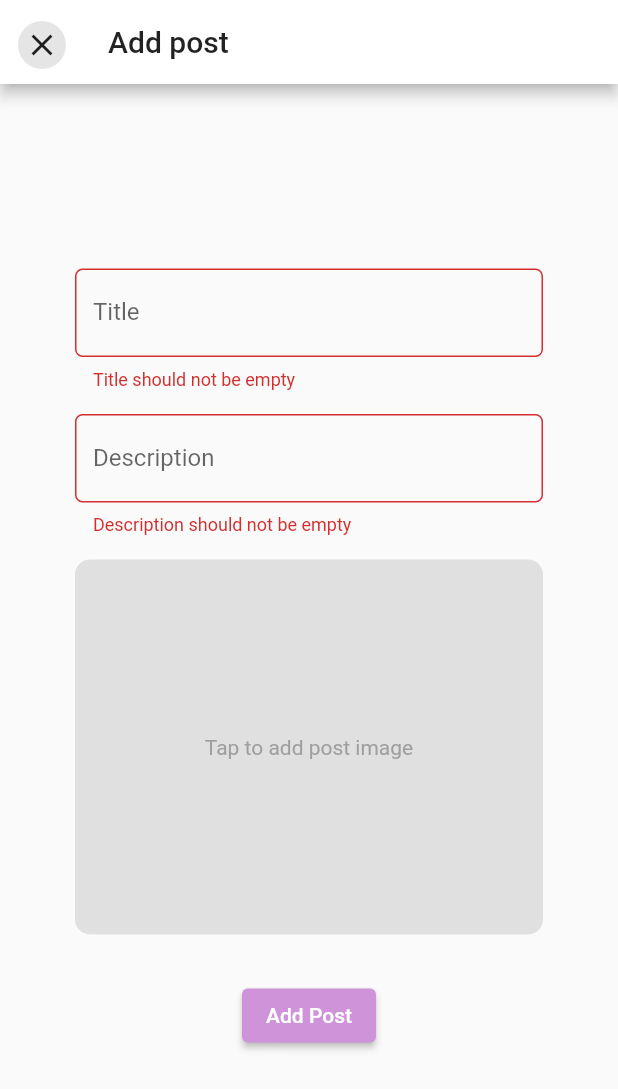
After one commit to MummenRider/home-workouts, a Flutter app: the HomeView screen opened by its route, after a tap on the "add" icon, on a phone screen of 412 x 824 dp. The commit adds this screen. Shown: the top 1089 px of the screen. Run offline on Flutter 3.47's test engine with Material 2 defaults, Android fonts, the phone set to English and light mode, and no system bars; our stand-ins replace bubble_bottom_bar, cloud_firestore, firebase_auth, firebase_core, flutter_multi_formatter, get_it and 3 more; accounts and stored records are empty.

Commit message:
Finished setting up bottom nav (#24)

```diff
--- a/app/lib/app/app.dart
+++ b/app/lib/app/app.dart
@@ -1,4 +1,6 @@
+import 'package:app/screens/add_post/add_post_view.dart';
 import 'package:app/screens/home/home_view.dart';
+import 'package:app/screens/news_feed/news_feed_view.dart';
 import 'package:app/screens/profile/user_profile_view.dart';
 import 'package:app/screens/profile_edit/user_profile_edit_view.dart';
 import 'package:app/screens/sign_in/sign_in_view.dart';
@@ -11,6 +13,8 @@ import 'package:stacked/stacked_annotations.dart';
   MaterialRoute(page: SplashView, initial: true),
   MaterialRoute(page: WelcomeView),
   MaterialRoute(page: HomeView),
+  MaterialRoute(page: NewsFeedView),
+  MaterialRoute(page: AddPostView),
   MaterialRoute(page: SignInView),
   MaterialRoute(page: SignUpView),
   MaterialRoute(page: UserProfileView),
--- a/app/lib/app/app.router.dart
+++ b/app/lib/app/app.router.dart
@@ -10,7 +10,9 @@ import 'package:flutter/material.dart';
 import 'package:stacked/stacked.dart';
 
 import '../models/user_account.dart';
+import '../screens/add_post/add_post_view.dart';
 import '../screens/home/home_view.dart';
+import '../screens/news_feed/news_feed_view.dart';
 import '../screens/profile/user_profile_view.dart';
 import '../screens/profile_edit/user_profile_edit_view.dart';
 import '../screens/sign_in/sign_in_view.dart';
@@ -22,6 +24,8 @@ class Routes {
   static const String splashView = '/';
   static const String welcomeView = '/welcome-view';
   static const String homeView = '/home-view';
+  static const String newsFeedView = '/news-feed-view';
+  static const String addPostView = '/add-post-view';
   static const String signInView = '/sign-in-view';
   static const String signUpView = '/sign-up-view';
   static const String userProfileView = '/user-profile-view';
@@ -30,6 +34,8 @@ class Routes {
     splashView,
     welcomeView,
     homeView,
+    newsFeedView,
+    addPostView,
     signInView,
     signUpView,
     userProfileView,
@@ -44,6 +50,8 @@ class StackedRouter extends RouterBase {
     RouteDef(Routes.splashView, page: SplashView),
     RouteDef(Routes.welcomeView, page: WelcomeView),
     RouteDef(Routes.homeView, page: HomeView),
+    RouteDef(Routes.newsFeedView, page: NewsFeedView),
+    RouteDef(Routes.addPostView, page: AddPostView),
     RouteDef(Routes.signInView, page: SignInView),
     RouteDef(Routes.signUpView, page: SignUpView),
     RouteDef(Routes.userProfileView, page: UserProfileView),
@@ -67,6 +75,21 @@ class StackedRouter extends RouterBase {
     HomeView: (data) {
       return MaterialPageRoute<dynamic>(
         builder: (context) => HomeView(),
+        settings: data,
+      );
+    },
+    NewsFeedView: (data) {
+      var args = data.getArgs<NewsFeedViewArguments>(
+        orElse: () => NewsFeedViewArguments(),
+      );
+      return MaterialPageRoute<dynamic>(
+        builder: (context) => NewsFeedView(key: args.key),
+        settings: data,
+      );
+    },
+    AddPostView: (data) {
+      return MaterialPageRoute<dynamic>(
+        builder: (context) => const AddPostView(),
         settings: data,
       );
     },
@@ -105,6 +128,12 @@ class StackedRouter extends RouterBase {
 /// Arguments holder classes
 /// *************************************************************************
 
+/// NewsFeedView arguments holder class
+class NewsFeedViewArguments {
+  final Key key;
+  NewsFeedViewArguments({this.key});
+}
+
 /// UserProfileView arguments holder class
 class UserProfileViewArguments {
   final Key key;
--- a/app/lib/lets_get_physical.dart
+++ b/app/lib/lets_get_physical.dart
@@ -9,6 +9,10 @@ class LetsGetPhysical extends StatelessWidget {
       debugShowCheckedModeBanner: false,
       navigatorKey: StackedService.navigatorKey,
       onGenerateRoute: StackedRouter().onGenerateRoute,
+      theme: ThemeData(
+        primaryColor: Colors.purple[300],
+        accentColor: Colors.cyan[600],
+      ),
     );
   }
 }
--- /dev/null
+++ b/app/lib/models/cloud_storage_result.dart
@@ -0,0 +1,6 @@
+class CloudStorageResult {
+  final String imageUrl;
+  final String imageFileName;
+
+  CloudStorageResult({this.imageUrl, this.imageFileName});
+}
--- /dev/null
+++ b/app/lib/models/new_story.dart
@@ -0,0 +1,40 @@
+import 'package:flutter/material.dart';
+
+class Story {
+  final String title;
+  final String description;
+  final String imageURL;
+
+  Story({
+    @required this.title,
+    @required this.description,
+    @required this.imageURL,
+  });
+
+  factory Story.fromJSON(Map<String, dynamic> json) {
+    if (json == null) return null;
+
+    return Story(
+      title: json['title'],
+      description: json['description'],
+      imageURL: json['imageURL'],
+    );
+  }
+
+  Map<String, dynamic> toJSON() => {
+        'title': title,
+        'description': description,
+        'imageURL': imageURL,
+      };
+
+  @override
+  int get hashCode => title.hashCode ^ description.hashCode ^ imageURL.hashCode;
+
+  @override
+  bool operator ==(other) {
+    return (other is Story) &&
+        other.title == title &&
+        other.description == description &&
+        other.imageURL == imageURL;
+  }
+}
--- /dev/null
+++ b/app/lib/screens/add_post/add_post_view.dart
@@ -0,0 +1,97 @@
+import 'package:app/widgets/text_fields.dart';
+import 'package:flutter/material.dart';
+import 'package:stacked/stacked.dart';
+
+import 'add_post_viewmodel.dart';
+
+class AddPostView extends StatelessWidget {
+  const AddPostView({Key key}) : super(key: key);
+
+  @override
+  Widget build(BuildContext context) {
+    final _globalFormKey = GlobalKey<FormState>();
+    final _titleController = TextEditingController();
+    final _descriptionController = TextEditingController();
+    return ViewModelBuilder<AddPostViewModel>.reactive(
+      builder: (context, model, child) => Scaffold(
+        appBar: AppBar(
+            backgroundColor: Colors.white,
+            title: Text(
+              'Add post',
+              style: TextStyle(color: Colors.black87),
+            ),
+            leading: GestureDetector(
+              onTap: () => model.cancelPost(),
+              child: Align(
+                alignment: Alignment.topCenter,
+                child: Container(
+                  margin: EdgeInsets.only(top: 14),
+                  padding: EdgeInsets.all(4),
+                  decoration: BoxDecoration(
+                    color: Colors.black.withOpacity(0.1),
+                    shape: BoxShape.circle,
+                  ),
+                  child: Icon(
+                    Icons.close,
+                    size: 24,
+                    color: Colors.black87,
+                  ),
+                ),
+              ),
+            )),
+        body: Form(
+          key: _globalFormKey,
+          autovalidateMode: AutovalidateMode.always,
+          child: Padding(
+            padding: const EdgeInsets.all(50.0),
+            child: Column(
+              children: [
+                Expanded(
+                    child: Column(
+                  mainAxisAlignment: MainAxisAlignment.center,
+                  children: [
+                    TemplateTextField(
+                      controller: _titleController,
+                      textLabel: 'Title',
+                    ),
+                    const SizedBox(height: 16),
+                    TemplateTextField(
+                      controller: _descriptionController,
+                      textLabel: 'Description',
+                    ),
+                    const SizedBox(height: 16),
+                    GestureDetector(
+                      // When we tap we call selectImage
+                      onTap: () => print('pressed image'),
+                      child: Container(
+                          height: 250,
+                          decoration: BoxDecoration(
+                              color: Colors.grey[300],
+                              borderRadius: BorderRadius.circular(10)),
+                          alignment: Alignment.center,
+                          // If the selected image is null we show "Tap to add post image"
+                          child: Text(
+                            'Tap to add post image',
+                            style: TextStyle(color: Colors.grey[500]),
+                          )),
+                    ),
+                    const SizedBox(height: 30),
+                    ElevatedButton(
+                      onPressed: () {
+                        if (_globalFormKey.currentState.validate()) {}
+                      },
+                      child: Text('Add Post'),
+                      style:
+                          ElevatedButton.styleFrom(primary: Colors.purple[200]),
+                    )
+                  ],
+                ))
+              ],
+            ),
+          ),
+        ),
+      ),
+      viewModelBuilder: () => AddPostViewModel(),
+    );
+  }
+}
--- /dev/null
+++ b/app/lib/screens/add_post/add_post_viewmodel.dart
@@ -0,0 +1,9 @@
+import 'package:app/services/service_locator.dart';
+import 'package:stacked/stacked.dart';
+import 'package:stacked_services/stacked_services.dart';
+
+class AddPostViewModel extends BaseViewModel {
+  final _nav = locator<NavigationService>();
+
+  void cancelPost() => _nav.back();
+}
--- a/app/lib/screens/home/home_view.dart
+++ b/app/lib/screens/home/home_view.dart
@@ -1,31 +1,98 @@
 import 'package:app/screens/home/home_viewmodel.dart';
+import 'package:app/screens/news_feed/news_feed_view.dart';
+import 'package:app/screens/profile/user_profile_view.dart';
+import 'package:app/widgets/modals/modal_fit.dart';
+import 'package:bubble_bottom_bar/bubble_bottom_bar.dart';
+
 import 'package:flutter/material.dart';
+import 'package:modal_bottom_sheet/modal_bottom_sheet.dart';
 import 'package:stacked/stacked.dart';
 
-class HomeView extends StatelessWidget {
+class HomeView extends StatefulWidget {
+  @override
+  _HomeViewState createState() => _HomeViewState();
+}
+
+class _HomeViewState extends State<HomeView> {
+  final Map<int, Widget> _viewCache = Map<int, Widget>();
   @override
   Widget build(BuildContext context) {
     return ViewModelBuilder<HomeViewModel>.reactive(
       builder: (context, model, child) => Scaffold(
-        appBar: AppBar(
-          title: Text('Home Page'),
-          leading: GestureDetector(
-            onTap: model.goToProfile,
-            child: Icon(Icons.account_circle_outlined),
-          ),
+        floatingActionButton: FloatingActionButton(
+          onPressed: () => model.goToAddPost(),
+          child: Icon(Icons.add),
+          backgroundColor: Colors.deepPurple[400],
         ),
-        body: Center(
-          child: Column(
-            mainAxisAlignment: MainAxisAlignment.center,
-            children: [
-              Text('Home Screen'),
-              ElevatedButton(
-                  onPressed: model.goToWelcomeScreen, child: Text('Sign out'))
-            ],
-          ),
+        body: getViewForIndex(model.currentIndex),
+        floatingActionButtonLocation: FloatingActionButtonLocation.endDocked,
+        bottomNavigationBar: BubbleBottomBar(
+          backgroundColor: Theme.of(context).primaryColor,
+          opacity: .2,
+          currentIndex: model.currentIndex,
+          onTap: (index) => model.setIndex(index),
+          borderRadius: BorderRadius.vertical(top: Radius.circular(16)),
+          elevation: 8,
+          fabLocation: BubbleBottomBarFabLocation.end, //new
+          hasNotch: true, //new
+          hasInk: true, //new, gives a cute ink effect
+          inkColor:
+              Colors.black12, //optional, uses theme color if not specified
+          items: <BubbleBottomBarItem>[
+            BubbleBottomBarItem(
+              backgroundColor: Colors.black,
+              icon: Icon(
+                Icons.home_outlined,
+                color: Colors.black,
+              ),
+              activeIcon: Icon(
+                Icons.home_outlined,
+              ),
+              title: Text("Home"),
+            ),
+            BubbleBottomBarItem(
+              backgroundColor: Colors.black,
+              icon: Icon(
+                Icons.account_circle_rounded,
+                color: Colors.black,
+              ),
+              activeIcon: Icon(
+                Icons.account_circle_rounded,
+                color: Colors.black,
+              ),
+              title: Text("Profile"),
+            ),
+            BubbleBottomBarItem(
+              backgroundColor: Colors.black,
+              icon: Icon(
+                Icons.settings,
+                color: Colors.black,
+              ),
+              activeIcon: Icon(
+                Icons.settings,
+                color: Colors.black,
+              ),
+              title: Text("Settings"),
+            ),
+          ],
         ),
       ),
       viewModelBuilder: () => HomeViewModel(),
     );
   }
+
+  Widget getViewForIndex(int index) {
+    if (!_viewCache.containsKey(index)) {
+      switch (index) {
+        case 0:
+          _viewCache[index] = NewsFeedView();
+          break;
+        case 1:
+          _viewCache[index] = UserProfileView();
+          break;
+      }
+    }
+
+    return _viewCache[index];
+  }
 }
--- /dev/null
+++ b/app/lib/screens/news_feed/news_feed_view.dart
@@ -0,0 +1,24 @@
+import 'package:flutter/material.dart';
+import 'package:stacked/stacked.dart';
+import 'news_feed_viewmodel.dart';
+
+class NewsFeedView extends StatelessWidget {
+  NewsFeedView({Key key}) : super(key: key);
+
+  @override
+  Widget build(BuildContext context) {
+    return ViewModelBuilder<NewsFeedViewModel>.reactive(
+      builder: (context, model, child) => Scaffold(
+        body: Center(
+          child: Column(
+            mainAxisAlignment: MainAxisAlignment.center,
+            children: [
+              Text('News Feed'),
+            ],
+          ),
+        ),
+      ),
+      viewModelBuilder: () => NewsFeedViewModel(),
+    );
+  }
+}
--- a/app/pubspec.yaml
+++ b/app/pubspec.yaml
@@ -24,12 +24,15 @@ dependencies:
   flutter:
     sdk: flutter
   auto_route: ^0.6.9
+  bubble_bottom_bar: ^1.2.0
   cloud_firestore: ^1.0.0
   cupertino_icons: ^1.0.0
+  curved_navigation_bar: ^0.3.7
   firebase_auth: ^1.0.0
   firebase_core: ^1.0.0
   flutter_multi_formatter: ^1.3.6
   get_it: ^5.0.6
+  modal_bottom_sheet: ^2.0.0
   stacked: ^1.9.5
   stacked_services: ^0.7.2
 
@@ -38,7 +41,7 @@ dev_dependencies:
     sdk: flutter
 
   build_runner: ^1.11.5
-  stacked_generator:
+  stacked_generator: null
 
 # For information on the generic Dart part of this file, see the
 # following page: https://dart.dev/tools/pub/pubspec
```
Also changed, not shown: app/lib/screens/home/home_viewmodel.dart (+4 -6 lines), app/lib/screens/news_feed/news_feed_viewmodel.dart (added, +20 -0 lines), app/lib/widgets/modals/modal_fit.dart (added, +34 -0 lines), app/lib/widgets/modals/modal_will_scope.dart (added, +49 -0 lines), app/pubspec.lock, 2 other files.
